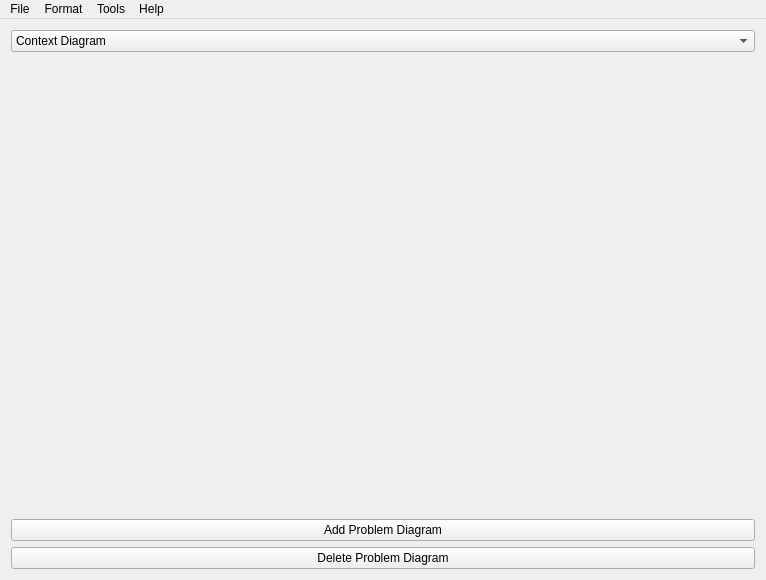
The window that mainwindow.ui (mtkloepf/ProF) describes before a commit, drawn with Qt 5.
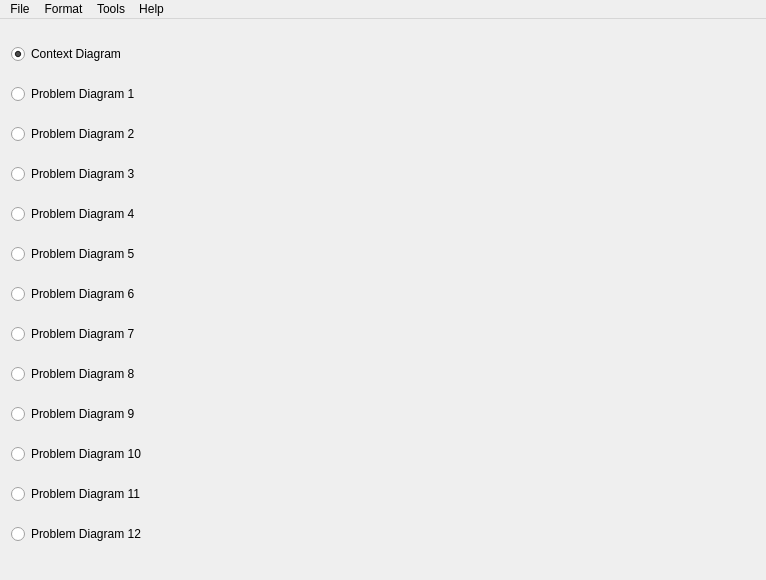
The same window after the commit.

Commit message: Added the different problem diagrams and their functionality. This is an initial commit without comments or bug checks to provide the different problem diagram functionality.

The edit to the form file:
```diff
--- a/mainwindow.ui
+++ b/mainwindow.ui
@@ -35,41 +35,99 @@
    <layout class="QHBoxLayout" name="horizontalLayout_2">
     <item>
      <layout class="QGridLayout" name="gridLayout">
+      <item row="13" column="0">
+       <widget class="QRadioButton" name="ProblemDiag12">
+        <property name="text">
+         <string>Problem Diagram 12</string>
+        </property>
+       </widget>
+      </item>
+      <item row="12" column="0">
+       <widget class="QRadioButton" name="ProblemDiag11">
+        <property name="text">
+         <string>Problem Diagram 11</string>
+        </property>
+       </widget>
+      </item>
+      <item row="11" column="0">
+       <widget class="QRadioButton" name="ProblemDiag10">
+        <property name="text">
+         <string>Problem Diagram 10</string>
+        </property>
+       </widget>
+      </item>
+      <item row="8" column="0">
+       <widget class="QRadioButton" name="ProblemDiag7">
+        <property name="text">
+         <string>Problem Diagram 7</string>
+        </property>
+       </widget>
+      </item>
+      <item row="7" column="0">
+       <widget class="QRadioButton" name="ProblemDiag6">
+        <property name="text">
+         <string>Problem Diagram 6</string>
+        </property>
+       </widget>
+      </item>
+      <item row="6" column="0">
+       <widget class="QRadioButton" name="ProblemDiag5">
+        <property name="text">
+         <string>Problem Diagram 5</string>
+        </property>
+       </widget>
+      </item>
+      <item row="5" column="0">
+       <widget class="QRadioButton" name="ProblemDiag4">
+        <property name="text">
+         <string>Problem Diagram 4</string>
+        </property>
+       </widget>
+      </item>
+      <item row="4" column="0">
+       <widget class="QRadioButton" name="ProblemDiag3">
+        <property name="text">
+         <string>Problem Diagram 3</string>
+        </property>
+       </widget>
+      </item>
       <item row="3" column="0">
-       <widget class="QPushButton" name="DeleteDiagramButton">
+       <widget class="QRadioButton" name="ProblemDiag2">
         <property name="text">
-         <string>Delete Problem Diagram</string>
+         <string>Problem Diagram 2</string>
         </property>
        </widget>
       </item>
-      <item row="0" column="0">
-       <widget class="QComboBox" name="diagramCombo">
-        <item>
-         <property name="text">
-          <string>Context Diagram</string>
-         </property>
-        </item>
+      <item row="10" column="0">
+       <widget class="QRadioButton" name="ProblemDiag9">
+        <property name="text">
+         <string>Problem Diagram 9</string>
+        </property>
+       </widget>
+      </item>
+      <item row="9" column="0">
+       <widget class="QRadioButton" name="ProblemDiag8">
+        <property name="text">
+         <string>Problem Diagram 8</string>
+        </property>
        </widget>
       </item>
       <item row="2" column="0">
-       <widget class="QPushButton" name="addDiagramButton">
+       <widget class="QRadioButton" name="ProblemDiag1">
         <property name="text">
-         <string>Add Problem Diagram</string>
+         <string>Problem Diagram 1</string>
         </property>
        </widget>
       </item>
       <item row="1" column="0">
-       <spacer name="verticalSpacer">
-        <property name="orientation">
-         <enum>Qt::Vertical</enum>
+       <widget class="QRadioButton" name="ContextDiag">
+        <property name="text">
+         <string>Context Diagram</string>
         </property>
-        <property name="sizeHint" stdset="0">
-         <size>
-          <width>20</width>
-          <height>40</height>
-         </size>
+        <property name="checked">
+         <bool>true</bool>
         </property>
-       </spacer>
+       </widget>
       </item>
      </layout>
     </item>
```
The commit also changes 16 other files.
